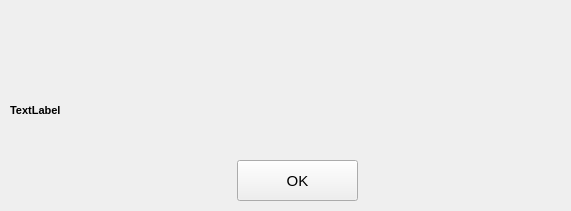
First picture: the form in ErrorForm.ui, repository shimanskIA/FFS-Software, before the edit.
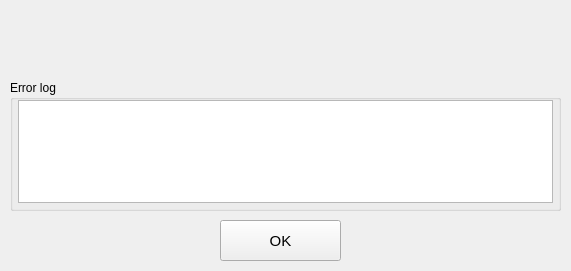
Second picture: the form after the edit. Icons and pictures are not drawn.

Commit message: modified error form view, fixed bug with adding of characteristics to database

The edit to the form file:
```diff
--- a/ErrorForm.ui
+++ b/ErrorForm.ui
@@ -7,7 +7,7 @@
     <x>0</x>
     <y>0</y>
     <width>571</width>
-    <height>211</height>
+    <height>271</height>
    </rect>
   </property>
   <property name="windowTitle">
@@ -16,30 +16,10 @@
   <property name="windowOpacity">
    <double>1.000000000000000</double>
   </property>
-  <widget class="QLabel" name="errorMessage">
-   <property name="geometry">
-    <rect>
-     <x>10</x>
-     <y>90</y>
-     <width>551</width>
-     <height>41</height>
-    </rect>
-   </property>
-   <property name="font">
-    <font>
-     <pointsize>8</pointsize>
-     <weight>75</weight>
-     <bold>true</bold>
-    </font>
-   </property>
-   <property name="text">
-    <string>TextLabel</string>
-   </property>
-  </widget>
   <widget class="QLabel" name="label">
    <property name="geometry">
     <rect>
-     <x>250</x>
+     <x>230</x>
      <y>0</y>
      <width>91</width>
      <height>81</height>
@@ -55,8 +35,8 @@
   <widget class="QPushButton" name="okButton">
    <property name="geometry">
     <rect>
-     <x>237</x>
-     <y>160</y>
+     <x>220</x>
+     <y>220</y>
      <width>121</width>
      <height>41</height>
     </rect>
@@ -79,6 +59,36 @@
     <bool>false</bool>
    </property>
   </widget>
+  <widget class="QGroupBox" name="groupBox">
+   <property name="geometry">
+    <rect>
+     <x>10</x>
+     <y>80</y>
+     <width>551</width>
+     <height>131</height>
+    </rect>
+   </property>
+   <property name="title">
+    <string>Error log</string>
+   </property>
+   <layout class="QVBoxLayout" name="verticalLayout">
+    <property name="leftMargin">
+     <number>5</number>
+    </property>
+    <property name="topMargin">
+     <number>0</number>
+    </property>
+    <property name="rightMargin">
+     <number>5</number>
+    </property>
+    <property name="bottomMargin">
+     <number>5</number>
+    </property>
+    <item>
+     <widget class="QTextBrowser" name="errorMessage"/>
+    </item>
+   </layout>
+  </widget>
  </widget>
  <resources/>
  <connections/>
```
Left out of the diff: 4 changed lines with no effect on the pictures. The commit also changes 14 other files.
